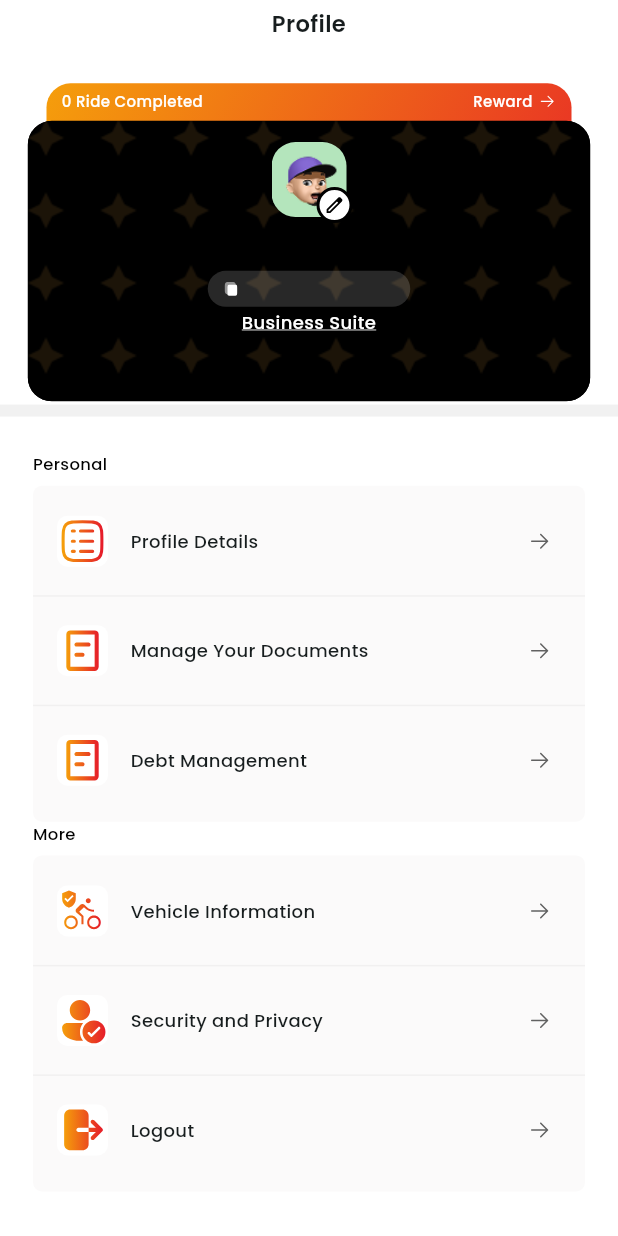
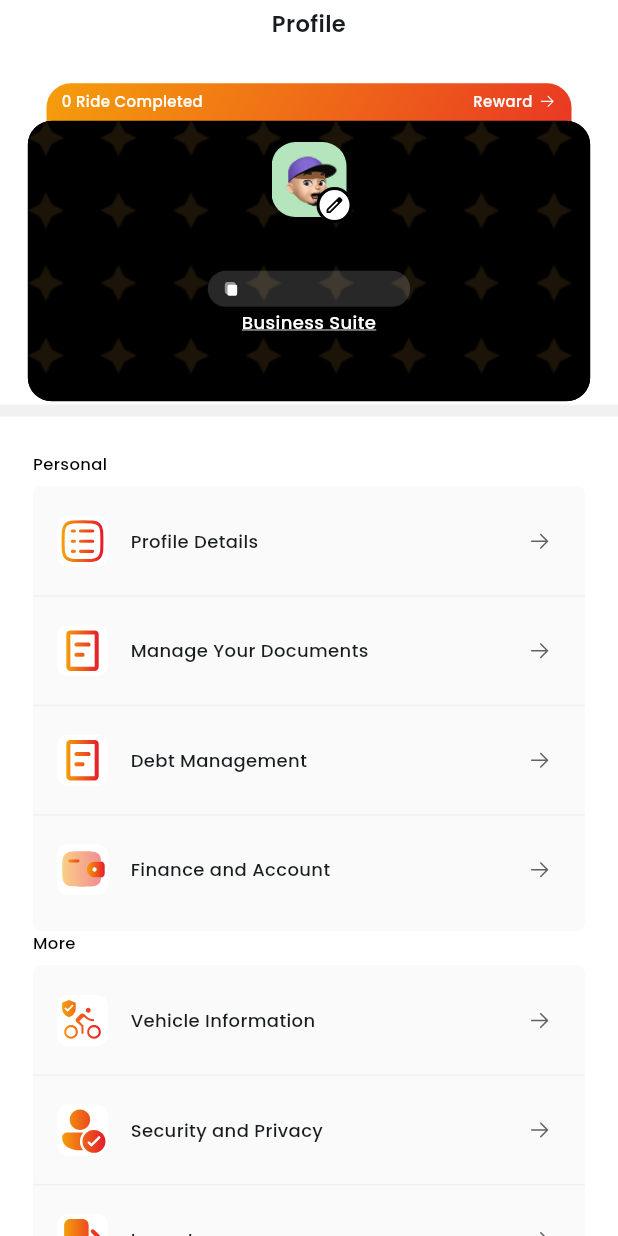
Before and after one commit to FreedomGhanaLabs/FreedomDiver, a Flutter app: the ProfileScreen screen opened by its route, on a phone screen of 412 x 824 dp. Run offline on Flutter 3.47's test engine with Material 3 defaults, Android fonts, the phone set to English and light mode, and no system bars; drawn by our look-alikes of loader_overlay; our stand-ins replace awesome_dialog, awesome_snackbar_content, bloc, cached_network_image, country_code_picker, dio and 26 more; missing offline and left inert: country_state_city_picker, flutter_polyline_points; accounts and stored records are empty; network calls fail; project files that could hold a hidden picture were left out.

Commit message:
modified 3 files

```diff
--- a/lib/feature/debt_financial_earnings/view/earnings_screen.dart
+++ b/lib/feature/debt_financial_earnings/view/earnings_screen.dart
@@ -229,7 +229,7 @@ class _EarningsScreenState extends State<EarningsScreen> {
                           ),
                         ],
                       ),
-                      const VSpace(15),
+                      const VSpace(smallWhiteSpace),
                       EarningsBanner(
                         title: 'Earn $appCurrency 5,000 per invite',
                         subtitle:
--- a/lib/feature/debt_financial_earnings/widgets/utility.dart
+++ b/lib/feature/debt_financial_earnings/widgets/utility.dart
@@ -187,11 +187,13 @@ class PersonalDataSection extends SectionFactory {
     super.paddingSection,
     this.onDebtTap,
     this.onProfileTap,
+    this.onDocumentTap,
     this.onWalletTap,
   });
   final VoidCallback? onProfileTap;
 
   final VoidCallback? onWalletTap;
+  final VoidCallback? onDocumentTap;
   final VoidCallback? onDebtTap;
 
   @override
@@ -207,12 +209,17 @@ class PersonalDataSection extends SectionFactory {
     SectionItem(
       title: 'Manage Your Documents',
       iconPath: getIconUrl('gradient_document'),
-      onTap: onWalletTap,
+      onTap: onDocumentTap,
     ),
     SectionItem(
       title: 'Debt Management',
       iconPath: getIconUrl('gradient_document'),
       onTap: onDebtTap,
+    ),
+    SectionItem(
+      title: 'Finance and Account',
+      iconPath: 'assets/nav/active_icon/earnings_nav_icon_active.svg',
+      onTap: onWalletTap,
     ),
   ];
 }
--- a/lib/feature/profile/view/profile_screen.dart
+++ b/lib/feature/profile/view/profile_screen.dart
@@ -51,7 +51,7 @@ class _ProfileScreenState extends State<ProfileScreen> {
                     onProfileTap: () {
                       Navigator.pushNamed(context, ProfileDetails.routeName);
                     },
-                    onWalletTap: () {
+                    onDocumentTap: () {
                       Navigator.of(
                         context,
                       ).pushNamed(DocumentManagementScreen.routeName);
```
